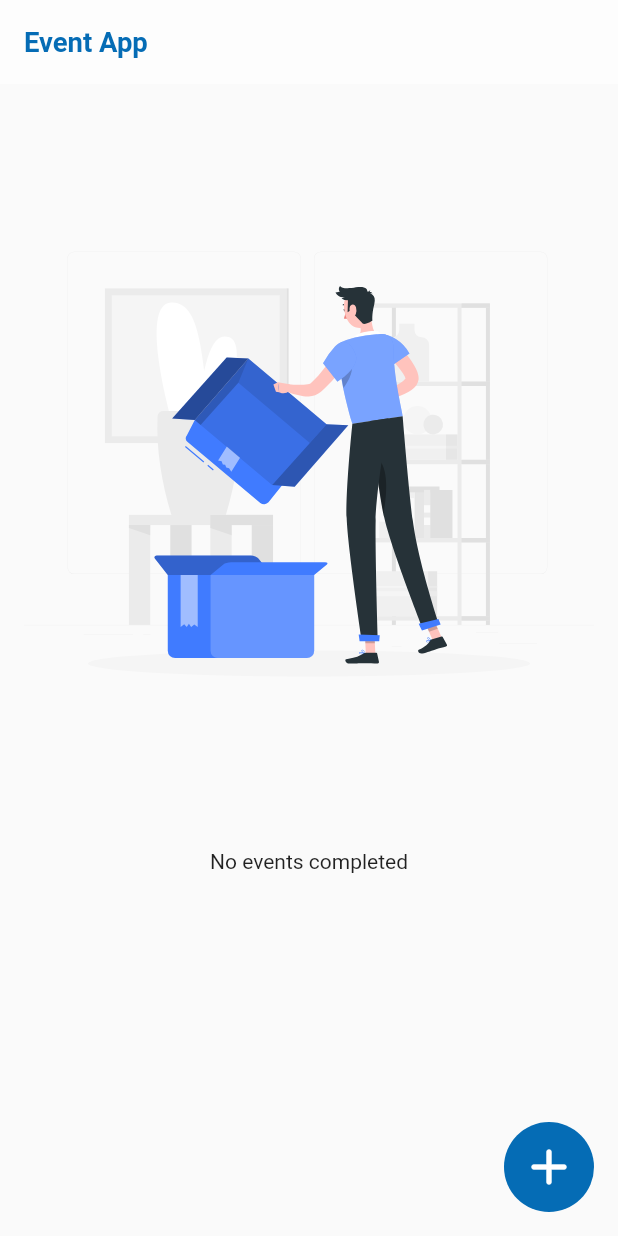
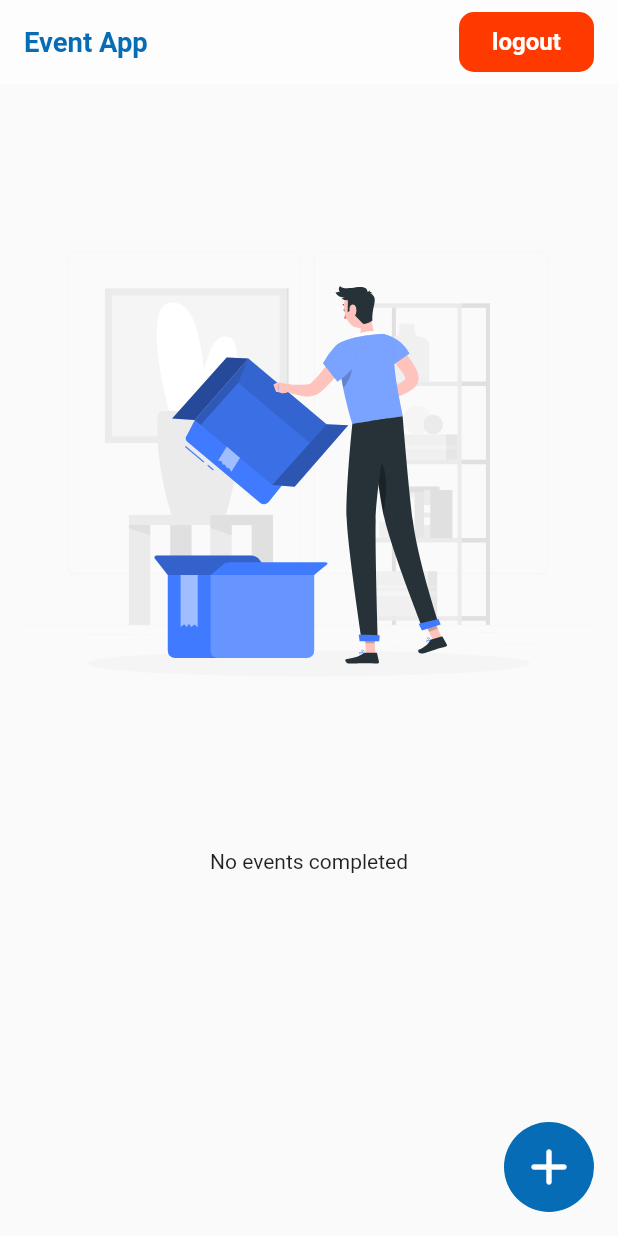
Before and after one commit to jopaul23/event-app, a Flutter app: the Home screen opened directly, on a phone screen of 412 x 824 dp. Run offline on Flutter 3.47's test engine with Material 2 defaults, Android fonts, the phone set to English and light mode, and no system bars; our stand-ins replace dio, flutter_screenutil, flutter_spinkit, flutter_svg, geolocator, get and 2 more; accounts and stored records are empty; network calls fail.

Commit message:
app completed

```diff
--- a/frontend/lib/view/screens/home/home.dart
+++ b/frontend/lib/view/screens/home/home.dart
@@ -5,11 +5,14 @@ import 'package:event_creation/view/constants/constants.dart';
 import 'package:event_creation/view/screens/home/add_event_overlay.dart';
 import 'package:event_creation/view/screens/home/current_event_container.dart';
 import 'package:event_creation/view/screens/home/event_container.dart';
+import 'package:event_creation/view/screens/registration/login/login_page.dart';
 import 'package:event_creation/view/widgets/buttons/circle_add_btn.dart';
+import 'package:event_creation/view/widgets/buttons/square_btn.dart';
 import 'package:flutter/material.dart';
 import 'package:flutter_screenutil/flutter_screenutil.dart';
 import 'package:flutter_svg/flutter_svg.dart';
 import 'package:get/get.dart';
+import 'package:shared_preferences/shared_preferences.dart';
 
 class Home extends StatelessWidget {
   const Home({Key? key}) : super(key: key);
@@ -34,13 +37,29 @@ class Home extends StatelessWidget {
           backgroundColor: bgColor,
           elevation: 0,
           leadingWidth: 25,
-          title: Text(
+          title: Row(
+            children: [
+              Text(
                 "Event App",
                 style: TextStyle(
                   color: primaryBlue,
                   fontSize: 16.sp,
                   fontWeight: FontWeight.bold,
                 ),
+              ),
+              const Spacer(),
+              SquareButton(
+                onPressed: () async {
+                  SharedPreferences prefs =
+                      await SharedPreferences.getInstance();
+                  prefs.clear();
+                  Get.off(() => const SigninPage());
+                },
+                text: "logout",
+                color: red,
+                width: 90,
+              )
+            ],
           ),
         ),
         floatingActionButton:
```
Lines whose indentation alone changed are shown as unchanged.
